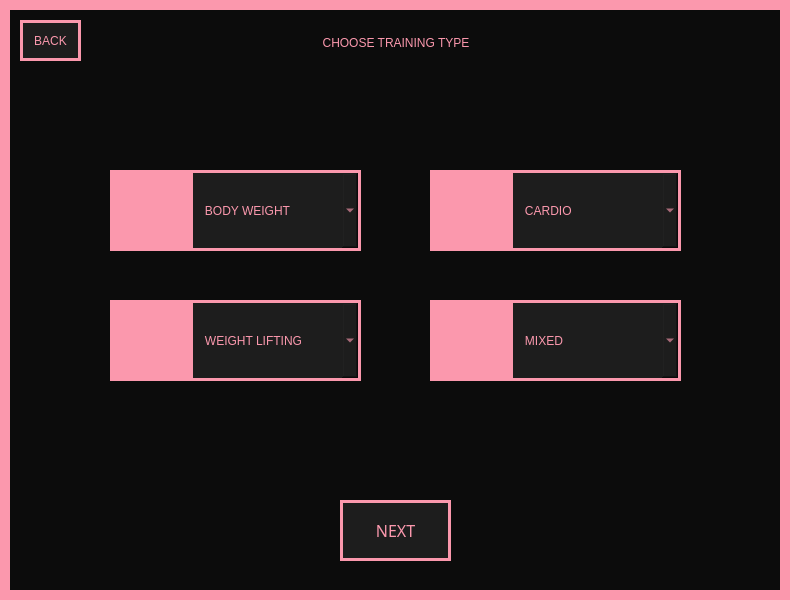
The window that View/CreateNewTraining.ui (Hanna-J-K/fitnessapp) describes before a commit, drawn with Qt 5.
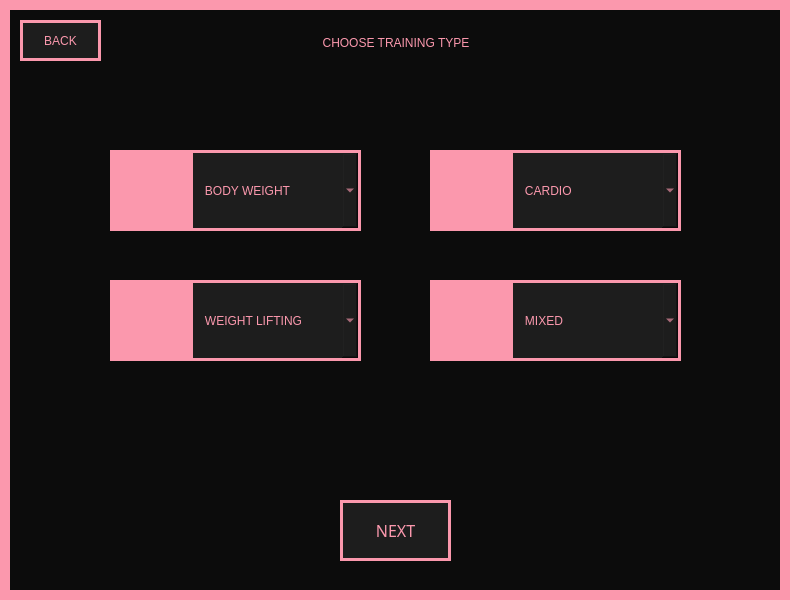
The same window after the commit. Icons and pictures are not drawn.

```diff
--- a/View/CreateNewTraining.ui
+++ b/View/CreateNewTraining.ui
@@ -47,7 +47,7 @@
      <rect>
       <x>20</x>
       <y>20</y>
-      <width>61</width>
+      <width>81</width>
       <height>41</height>
      </rect>
     </property>
@@ -66,7 +66,7 @@
     <property name="geometry">
      <rect>
       <x>180</x>
-      <y>170</y>
+      <y>150</y>
       <width>151</width>
       <height>71</height>
      </rect>
@@ -86,7 +86,7 @@
     <property name="geometry">
      <rect>
       <x>190</x>
-      <y>170</y>
+      <y>150</y>
       <width>171</width>
       <height>81</height>
      </rect>
@@ -115,7 +115,7 @@
     <property name="geometry">
      <rect>
       <x>510</x>
-      <y>170</y>
+      <y>150</y>
       <width>171</width>
       <height>81</height>
      </rect>
@@ -144,7 +144,7 @@
     <property name="geometry">
      <rect>
       <x>190</x>
-      <y>300</y>
+      <y>280</y>
       <width>171</width>
       <height>81</height>
      </rect>
@@ -173,7 +173,7 @@
     <property name="geometry">
      <rect>
       <x>510</x>
-      <y>300</y>
+      <y>280</y>
       <width>171</width>
       <height>81</height>
      </rect>
@@ -220,9 +220,9 @@
    <widget class="QLabel" name="chosen_type_label">
     <property name="geometry">
      <rect>
-      <x>330</x>
-      <y>420</y>
-      <width>141</width>
+      <x>110</x>
+      <y>400</y>
+      <width>571</width>
       <height>21</height>
      </rect>
     </property>
@@ -255,9 +255,9 @@
    <widget class="QLabel" name="chosen_training_label">
     <property name="geometry">
      <rect>
-      <x>290</x>
-      <y>460</y>
-      <width>221</width>
+      <x>110</x>
+      <y>440</y>
+      <width>571</width>
       <height>21</height>
      </rect>
     </property>
@@ -285,7 +285,7 @@
     <property name="geometry">
      <rect>
       <x>110</x>
-      <y>170</y>
+      <y>150</y>
       <width>81</width>
       <height>81</height>
      </rect>
@@ -315,7 +315,7 @@
     <property name="geometry">
      <rect>
       <x>430</x>
-      <y>170</y>
+      <y>150</y>
       <width>81</width>
       <height>81</height>
      </rect>
@@ -345,7 +345,7 @@
     <property name="geometry">
      <rect>
       <x>110</x>
-      <y>300</y>
+      <y>280</y>
       <width>81</width>
       <height>81</height>
      </rect>
@@ -375,7 +375,7 @@
     <property name="geometry">
      <rect>
       <x>430</x>
-      <y>300</y>
+      <y>280</y>
       <width>81</width>
       <height>81</height>
      </rect>
```
